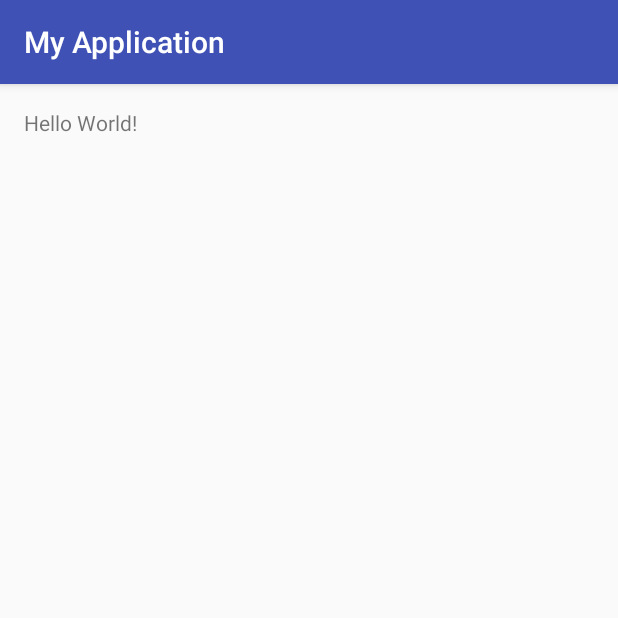
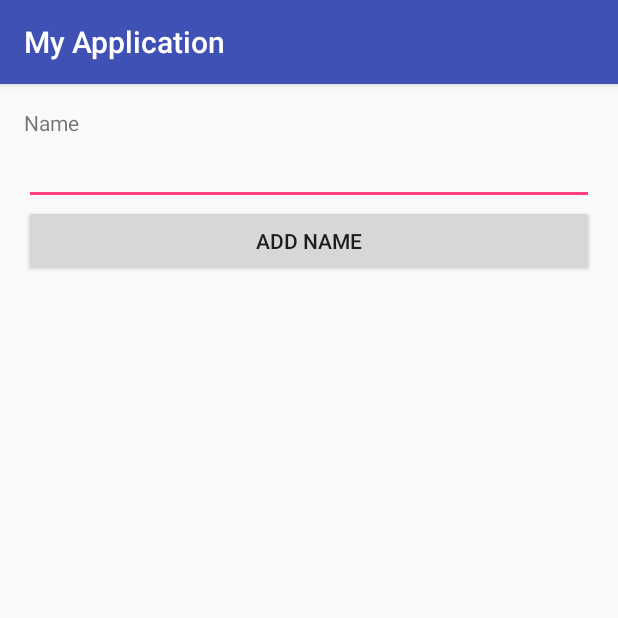
Before and after one commit to SneakyCoder/ContentProvidersInDetail, an Android app: the screen it shows after launch (MainActivity), on a phone screen of 412 x 824 dp, the top half of it. Run offline under Robolectric (Android 15) with nearby library versions, the phone set to English and light mode, and no system bars.

```diff
--- a/app/src/main/res/layout/activity_main.xml
+++ b/app/src/main/res/layout/activity_main.xml
@@ -9,8 +9,23 @@
     android:paddingTop="@dimen/activity_vertical_margin"
     tools:context="com.example.saurabhchaturvedi.myapplication.MainActivity">
 
-    <TextView
-        android:layout_width="wrap_content"
-        android:layout_height="wrap_content"
-        android:text="Hello World!" />
+    <LinearLayout xmlns:android="http://schemas.android.com/apk/res/android"
+        android:layout_width="fill_parent"
+        android:layout_height="fill_parent"
+        android:orientation="vertical" >
+        <TextView
+            android:layout_width="fill_parent"
+            android:layout_height="wrap_content"
+            android:text="Name" />
+        <EditText
+            android:id="@+id/txtName"
+            android:layout_width="fill_parent"
+            android:layout_height="wrap_content" />
+        <Button
+            android:id="@+id/btnAdd"
+            android:layout_width="fill_parent"
+            android:layout_height="wrap_content"
+            android:onClick="onClickAddName"
+            android:text="Add Name" />
+    </LinearLayout>
 </RelativeLayout>
```
Also changed, not shown: app/src/main/AndroidManifest.xml (+7 -0 lines), app/src/main/java/com/example/saurabhchaturvedi/myapplication/MainActivity.java (+13 -0 lines), app/src/main/java/com/example/saurabhchaturvedi/myapplication/MyProvider.java (added, +145 -0 lines), app/src/main/res/layout/get_name.xml (added, +20 -0 lines).
